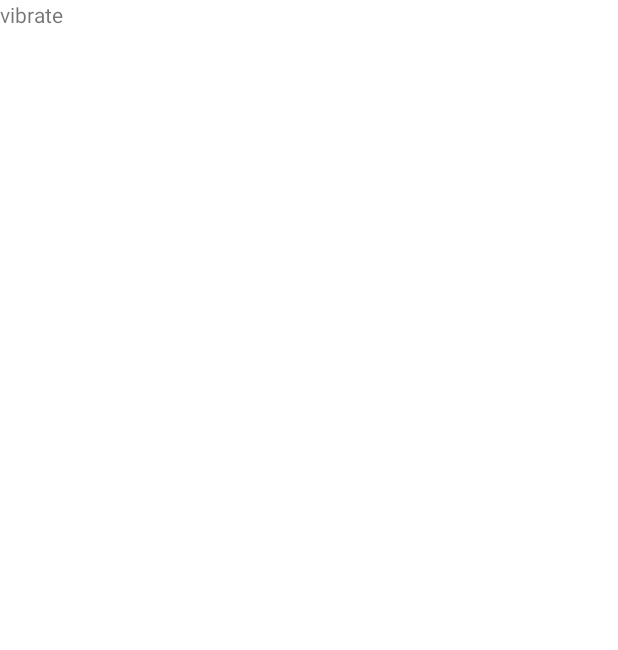
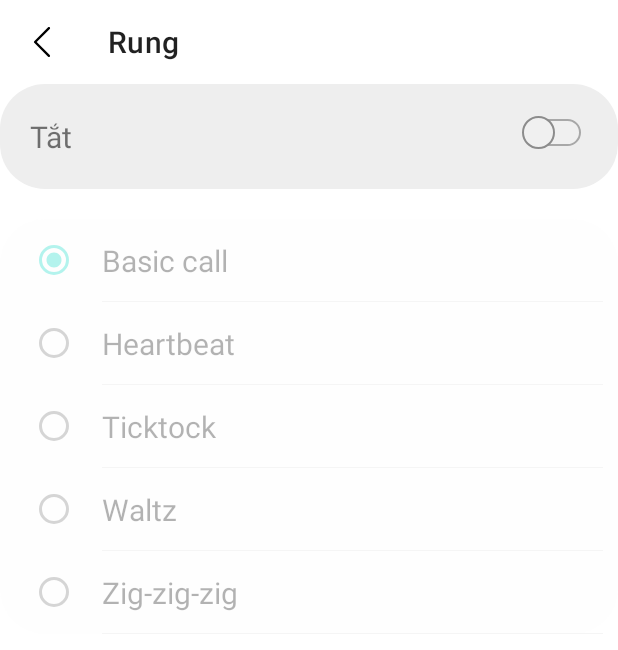
Before and after one commit to anhtrantb/clockapp, an Android app: the ActivityVibrateMode screen opened directly, with no data from a screen before it, on a phone screen of 412 x 824 dp. Before the commit the part shown is almost empty. Shown: the top 650 px of the screen. Run offline under Robolectric (Android 15) with nearby library versions, the phone set to English and light mode, and no system bars.

Commit message:
tạo màn thiết lập rung

```diff
--- a/app/src/main/java/com/example/clockapp/ActivityVibrateMode.java
+++ b/app/src/main/java/com/example/clockapp/ActivityVibrateMode.java
@@ -1,14 +1,109 @@
 package com.example.clockapp;
 
+import androidx.annotation.NonNull;
 import androidx.appcompat.app.AppCompatActivity;
+import androidx.recyclerview.widget.LinearLayoutManager;
+import androidx.recyclerview.widget.RecyclerView;
 
+import android.app.Activity;
+import android.content.Intent;
+import android.graphics.Color;
 import android.os.Bundle;
+import android.view.MenuItem;
+import android.widget.CompoundButton;
+import android.widget.LinearLayout;
+import android.widget.RelativeLayout;
+import android.widget.Switch;
+import android.widget.Toast;
 
-public class ActivityVibrateMode extends AppCompatActivity {
+import androidx.appcompat.widget.Toolbar;
 
+import java.util.ArrayList;
+import java.util.List;
+
+public class ActivityVibrateMode extends AppCompatActivity implements AdapterSelectItem.OnItemRadioCheck, CompoundButton.OnCheckedChangeListener {
+RecyclerView recycleVibrate;
+AdapterSelectItem adapterVibrate;
+List<ItemSelect> listVibrateMode = new ArrayList<>();
+LinearLayout layoutRecycleVibrate;
+RelativeLayout layoutSwitch;
+Switch swSetVibrate;
+Toolbar toolbar;
+int positionChecked;
     @Override
     protected void onCreate(Bundle savedInstanceState) {
         super.onCreate(savedInstanceState);
         setContentView(R.layout.activity_vibrate_mode);
+        initView();
+        //toolbar
+        setSupportActionBar(toolbar);
+        getSupportActionBar().setDisplayHomeAsUpEnabled(true);
+        getSupportActionBar().setHomeAsUpIndicator(R.drawable.ic_back);
+        initRecycleVibrate(getIntent().getStringExtra(StaticName.VIBRATE_MODE));
+        adapterVibrate = new AdapterSelectItem(listVibrateMode,this,positionChecked);
+        recycleVibrate.setAdapter(adapterVibrate);
+        recycleVibrate.setLayoutManager(new LinearLayoutManager(this));
+        swSetVibrate.setOnCheckedChangeListener(this);
+        swSetVibrate.setChecked(getIntent().getBooleanExtra("isSwitchOn",false));
+        displayRecycleViewWithSwitch();
+    }
+    public void initView(){
+        recycleVibrate = findViewById(R.id.recycle_vibrate);
+        toolbar = findViewById(R.id.toolbar);
+        swSetVibrate = findViewById(R.id.sw_set_vibrate);
+        layoutRecycleVibrate = findViewById(R.id.layout_recycle_vibrate);
+        layoutSwitch = findViewById(R.id.layout_switch);
+    }
+
+    @Override
+    public void onItemRadioChecked(int position) {
+        positionChecked = position;
+    }
+    public void initRecycleVibrate(String defaulPattern){
+        String[] listNameVibrateMode= getResources().getStringArray(R.array.list_name_vibrate_mode);
+        for(int i=0;i<listNameVibrateMode.length;i++){
+            listVibrateMode.add(new ItemSelect(listNameVibrateMode[i]));
+            if(listNameVibrateMode[i].trim().equals(defaulPattern)) {
+                positionChecked = i;
+            }
+        }
+
+    }
+    @Override
+    public boolean onOptionsItemSelected(@NonNull MenuItem item) {
+        if(item.getItemId()==android.R.id.home){
+            saveSelectVibrate();
+        }
+        return super.onOptionsItemSelected(item);
+    }
+
+    @Override
+    public void onBackPressed() {
+        saveSelectVibrate();
+        super.onBackPressed();
+    }
+    public void saveSelectVibrate(){
+        Intent intent = new Intent();
+        String valueSend  = getResources().getStringArray(R.array.list_name_vibrate_mode)[positionChecked];
+        intent.putExtra(StaticName.VIBRATE_MODE,valueSend);
+        intent.putExtra("switchVibrateStatus",swSetVibrate.isChecked());
+        setResult(Activity.RESULT_OK,intent);
+        finish();
+    }
+
+    @Override
+    public void onCheckedChanged(CompoundButton buttonView, boolean isChecked) {
+        displayRecycleViewWithSwitch();
+    }
+    public void displayRecycleViewWithSwitch(){
+        if(swSetVibrate.isChecked()){
+            adapterVibrate.setItemClickable(true);
+            layoutRecycleVibrate.setAlpha(1f);
+            layoutSwitch.setBackground(getResources().getDrawable(R.drawable.bg_round_color_blue));
+        }else{
+            adapterVibrate.setItemClickable(false);
+            layoutRecycleVibrate.setAlpha(0.3f);
+            layoutSwitch.setBackground(getResources().getDrawable(R.drawable.bg_round_corner));
+        }
     }
 }
--- a/app/src/main/java/com/example/clockapp/AdapterFragment.java
+++ b/app/src/main/java/com/example/clockapp/AdapterFragmentViewPager.java
@@ -4,8 +4,8 @@ import androidx.annotation.NonNull;
 import androidx.fragment.app.Fragment;
 import androidx.viewpager2.adapter.FragmentStateAdapter;
 
-public class AdapterFragment extends FragmentStateAdapter {
-    public AdapterFragment(@NonNull Fragment fragment) {
+public class AdapterFragmentViewPager extends FragmentStateAdapter {
+    public AdapterFragmentViewPager(@NonNull Fragment fragment) {
         super(fragment);
     }
     @NonNull
--- a/app/src/main/java/com/example/clockapp/AdapterSelectItem.java
+++ b/app/src/main/java/com/example/clockapp/AdapterSelectItem.java
@@ -1,7 +1,5 @@
 package com.example.clockapp;
 
-import android.content.Context;
-import android.util.Log;
 import android.view.LayoutInflater;
 import android.view.View;
 import android.view.ViewGroup;
@@ -15,14 +13,26 @@ import java.util.List;
 
 public class AdapterSelectItem  extends RecyclerView.Adapter<AdapterSelectItem.ViewHolder> {
     private List<ItemSelect> listItem;
+    private int positionChecked=0;
+    boolean isClickable= true;
     //interface cho sự kiện click
-    public interface OnRingtoneListener{
-        void onRingtoneClick(int position);
+    public interface OnItemRadioCheck {
+        void onItemRadioChecked(int position);
     }
-    private OnRingtoneListener mOnRingtoneListener;
-    public AdapterSelectItem(List<ItemSelect> listItem, OnRingtoneListener mOnRingtoneListener) {
+
+    public AdapterSelectItem(List<ItemSelect> listItem,  OnItemRadioCheck mOnRingtoneListener,int positionChecked) {
+        this.listItem = listItem;
+        this.positionChecked = positionChecked;
+        this.mOnRingtoneListener = mOnRingtoneListener;
+    }
+
+    private OnItemRadioCheck mOnRingtoneListener;
+    public AdapterSelectItem(List<ItemSelect> listItem, OnItemRadioCheck mOnRingtoneListener) {
         this.listItem = listItem;
         this.mOnRingtoneListener = mOnRingtoneListener;
+    }
+    public void setItemClickable(boolean status){
+        this.isClickable = status;
     }
 
     @NonNull
@@ -36,11 +46,23 @@ public class AdapterSelectItem  extends RecyclerView.Adapter<AdapterSelectItem.V
     @Override
     public void onBindViewHolder(@NonNull AdapterSelectItem.ViewHolder holder, int position) {
        holder.tvContent.setText(listItem.get(position).getContent());
-       if(listItem.get(position).isChecked()){
+       if(positionChecked==position){
            holder.radioSelect.setChecked(true);
        }else{
            holder.radioSelect.setChecked(false);
        }
+       holder.setRadioCheckListener(new InterfaceRadioCheckedListener() {
+           @Override
+           public void onRadioChecked(int position) {
+               if(position != positionChecked){
+                   //thay đổi trạng thái của radiobutton
+                   listItem.get(positionChecked).setChecked(false);
+                   listItem.get(position).setChecked(true);
+                   positionChecked = position;
+                   notifyDataSetChanged();
+               }
+           }
+       });
     }
 
     @Override
@@ -51,21 +73,27 @@ public class AdapterSelectItem  extends RecyclerView.Adapter<AdapterSelectItem.V
     public class ViewHolder extends RecyclerView.ViewHolder implements View.OnClickListener {
     RadioButton radioSelect;
     TextView tvContent;
-        OnRingtoneListener onRingtoneListener;
-        public ViewHolder(@NonNull View itemView,OnRingtoneListener mOnRingtoneListener ) {
+        OnItemRadioCheck onItemRadioCheck;
+        InterfaceRadioCheckedListener radioCheckedListener;
+        public ViewHolder(@NonNull View itemView, OnItemRadioCheck mOnRingtoneListener ) {
             super(itemView);
             initViewHolder(itemView);
-            this.onRingtoneListener = mOnRingtoneListener;
+            this.onItemRadioCheck = mOnRingtoneListener;
             itemView.setOnClickListener(this);
         }
         public void initViewHolder(View view){
             radioSelect = view.findViewById(R.id.radio_select);
             tvContent = view.findViewById(R.id.tv_content);
         }
+        public void setRadioCheckListener(InterfaceRadioCheckedListener radioCheckListener){
+            this.radioCheckedListener = radioCheckListener;
+        }
 
         @Override
         public void onClick(View v) {
-            onRingtoneListener.onRingtoneClick(getAdapterPosition());
+            if(!isClickable) return;
+            onItemRadioCheck.onItemRadioChecked(getAdapterPosition());
+            radioCheckedListener.onRadioChecked(getAdapterPosition());
         }
     }
 }
--- /dev/null
+++ b/app/src/main/java/com/example/clockapp/InterfaceRadioCheckedListener.java
@@ -0,0 +1,5 @@
+package com.example.clockapp;
+
+public interface InterfaceRadioCheckedListener {
+    void onRadioChecked(int position);
+}
--- a/app/src/main/java/com/example/clockapp/StaticName.java
+++ b/app/src/main/java/com/example/clockapp/StaticName.java
@@ -5,4 +5,9 @@ public class StaticName {
     static String SOUND_URI = "sound_uri";
     static String SOUND_TITLE = "sound_title";
     static String HAS_READ_LOUD = "has_read_loud";
+    static String VIBRATE_MODE = "vibrate_mode";
+    //request code
+    static int CODE_ADD_ALARM = 12;
+    static int CODE_SET_RINGTONE = 13;
+    static int CODE_SET_VIBRATE = 14;
 }
--- /dev/null
+++ b/app/src/main/java/com/example/clockapp/Utils.java
@@ -0,0 +1,4 @@
+package com.example.clockapp;
+
+public class Utils {
+}
--- /dev/null
+++ b/app/src/main/res/drawable/bg_round_color_blue.xml
@@ -0,0 +1,5 @@
+<shape android:shape="rectangle"
+    xmlns:android="http://schemas.android.com/apk/res/android">
+    <corners android:radius="30dp"/>
+    <solid android:color="#81202ADC"/>
+</shape>
--- a/app/src/main/res/layout/activity_set_alarm.xml
+++ b/app/src/main/res/layout/activity_set_alarm.xml
@@ -57,7 +57,7 @@
                 android:layout_width="match_parent"
                 android:layout_height="wrap_content"/>
             <EditText
-                android:id="@+id/edt_alarm"
+                android:id="@+id/edt_title_alarm"
                 android:layout_width="match_parent"
                 android:layout_height="wrap_content"
                 android:hint="Tên chuông báo"
@@ -71,7 +71,7 @@
                 android:layout_width="match_parent"
                 android:layout_height="wrap_content"
                 android:layout_marginTop="20dp"
-                android:layout_below="@+id/edt_alarm">
+                android:layout_below="@+id/edt_title_alarm">
 
                 <RelativeLayout
                     android:id="@+id/layout_ringtone_sound"
--- a/app/src/main/res/layout/activity_vibrate_mode.xml
+++ b/app/src/main/res/layout/activity_vibrate_mode.xml
@@ -1,16 +1,44 @@
 <?xml version="1.0" encoding="utf-8"?>
-<androidx.constraintlayout.widget.ConstraintLayout xmlns:android="http://schemas.android.com/apk/res/android"
-    xmlns:app="http://schemas.android.com/apk/res-auto"
-    xmlns:tools="http://schemas.android.com/tools"
+<LinearLayout android:backgroundTint="#F2F2F2"
+    android:orientation="vertical"
     android:layout_width="match_parent"
     android:layout_height="match_parent"
-    tools:context=".ActivityVibrateMode">
-
-    <TextView
-        android:id="@+id/pause3"
-        android:layout_width="wrap_content"
+    xmlns:android="http://schemas.android.com/apk/res/android"
+    xmlns:app="http://schemas.android.com/apk/res-auto">
+    <androidx.appcompat.widget.Toolbar
+        android:id="@+id/toolbar"
+        app:title="Rung"
+        android:layout_width="match_parent"
+        android:layout_height="?attr/actionBarSize"/>
+    <RelativeLayout
+        android:id="@+id/layout_switch"
+        android:paddingLeft="20dp"
+        android:paddingRight="20dp"
+        android:layout_width="match_parent"
+        android:layout_height="70dp"
+        android:gravity="center_vertical">
+        <TextView
+            android:layout_width="wrap_content"
+            android:layout_height="wrap_content"
+            android:textSize="20sp"
+            android:text="Tắt"/>
+        <Switch
+            android:id="@+id/sw_set_vibrate"
+            android:layout_alignParentRight="true"
+            android:layout_width="wrap_content"
+            android:layout_height="wrap_content"
+            style="@style/custom_switch"/>
+    </RelativeLayout>
+    <LinearLayout
+        android:id="@+id/layout_recycle_vibrate"
+        android:layout_width="match_parent"
         android:layout_height="wrap_content"
-        android:text="vibrate"
-        app:layout_constraintStart_toStartOf="parent"
-        app:layout_constraintTop_toTopOf="parent" />
-</androidx.constraintlayout.widget.ConstraintLayout>
+        android:background="@drawable/bg_round_corner"
+        android:backgroundTint="#FCFCFC"
+        android:layout_marginTop="20dp">
+        <androidx.recyclerview.widget.RecyclerView
+            android:id="@+id/recycle_vibrate"
+            android:layout_width="match_parent"
+            android:layout_height="wrap_content"/>
+    </LinearLayout>
+</LinearLayout>
--- a/app/src/main/res/values/colors.xml
+++ b/app/src/main/res/values/colors.xml
@@ -16,6 +16,7 @@
     <color name="tab_text_normal">#8E8B8B</color>
     <color name="tab_text_select">#3955EF</color>
     <color name="switch_on_color">#6578E6</color>
+    <color name="blue_light">#B294E8</color>
     <color name="popup_menu_background_color">#F5F5F5</color>
     <color name="line_divider_color">#A6A4A4</color>
 </resources>
--- a/app/src/main/res/values/strings.xml
+++ b/app/src/main/res/values/strings.xml
@@ -17,12 +17,19 @@
     <string name="txt_pause">Tạm dừng</string>
     <string name="ringtone_choosen">"Nhạc chuông đã chọn"</string>
     <string-array name="day_of_week">
-        <item>"2"</item>
-        <item>"3"</item>
-        <item>"4"</item>
-        <item>"5"</item>
-        <item>"6"</item>
-        <item>"7"</item>
-        <item>"C"</item>
+        <item>2</item>
+        <item>3</item>
+        <item>4</item>
+        <item>5</item>
+        <item>6</item>
+        <item>7</item>
+        <item>C</item>
+    </string-array>
+    <string-array name="list_name_vibrate_mode">
+        <item>Basic call</item>
+        <item>Heartbeat</item>
+        <item>Ticktock</item>
+        <item>Waltz</item>
+        <item>Zig-zig-zig</item>
     </string-array>
 </resources>
```
Also changed, not shown: app/src/main/java/com/example/clockapp/ActivityRingtoneSound.java (+4 -21 lines), app/src/main/java/com/example/clockapp/ActivitySetAlarm.java (+51 -22 lines), app/src/main/java/com/example/clockapp/AdapterAlarm.java (renamed from app/src/main/java/com/example/clockapp/AdapterRecycleView.java, +23 -13 lines), app/src/main/java/com/example/clockapp/Alarm.java (+19 -16 lines), app/src/main/java/com/example/clockapp/FragmentAlarm.java (+23 -21 lines), app/src/main/java/com/example/clockapp/FragmentViewPager.java (+2 -5 lines), app/src/main/java/com/example/clockapp/VibratePattern.java (added, +31 -0 lines), app/src/main/res/layout/item_set_time.xml (+10 -8 lines).
